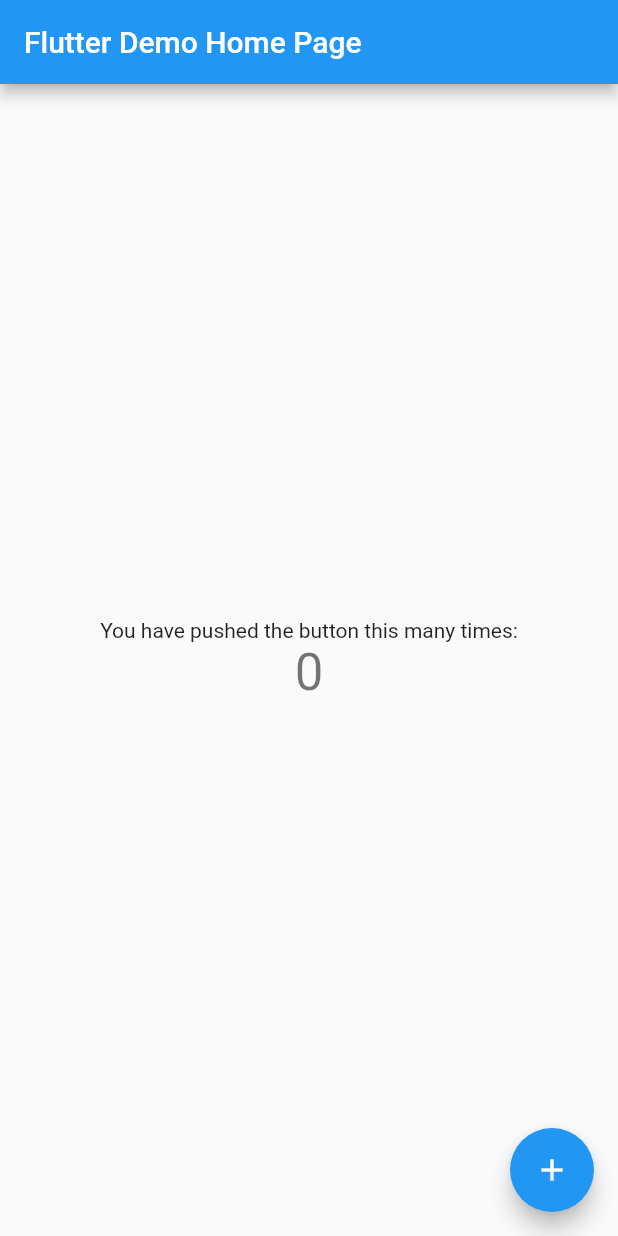
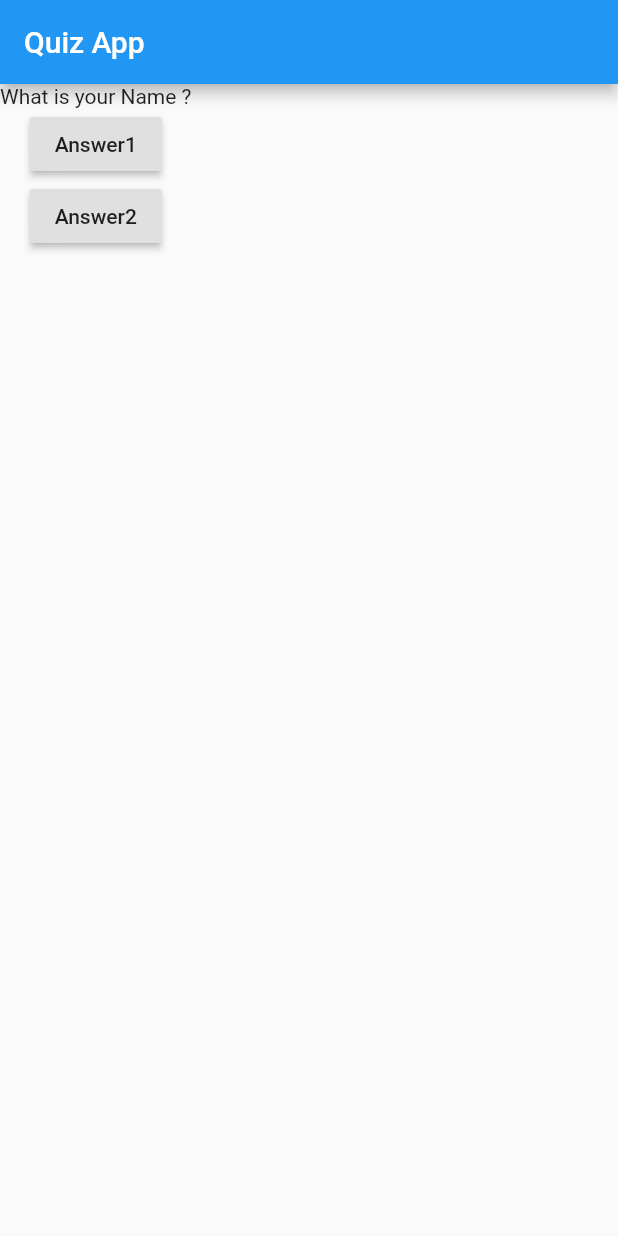
Before and after one commit to Rishabh3998/Flutter-Quiz_app, a Flutter app: the screen it shows after launch, on a phone screen of 412 x 824 dp. Run offline on Flutter 3.47's test engine with Material 2 defaults, Android fonts, the phone set to English and light mode, and no system bars.

Commit message:
Basic structure of app

```diff
--- a/quiz_app/lib/main.dart
+++ b/quiz_app/lib/main.dart
@@ -1,117 +1,32 @@
 import 'package:flutter/material.dart';
 
 void main() {
-  runApp(MyApp());
+  runApp(Myapp());
 }
 
-class MyApp extends StatelessWidget {
-  // This widget is the root of your application.
-  @override
-  Widget build(BuildContext context) {
-    return MaterialApp(
-      title: 'Flutter Demo',
-      theme: ThemeData(
-        // This is the theme of your application.
-        //
-        // Try running your application with "flutter run". You'll see the
-        // application has a blue toolbar. Then, without quitting the app, try
-        // changing the primarySwatch below to Colors.green and then invoke
-        // "hot reload" (press "r" in the console where you ran "flutter run",
-        // or simply save your changes to "hot reload" in a Flutter IDE).
-        // Notice that the counter didn't reset back to zero; the application
-        // is not restarted.
-        primarySwatch: Colors.blue,
-        // This makes the visual density adapt to the platform that you run
-        // the app on. For desktop platforms, the controls will be smaller and
-        // closer together (more dense) than on mobile platforms.
-        visualDensity: VisualDensity.adaptivePlatformDensity,
-      ),
-      home: MyHomePage(title: 'Flutter Demo Home Page'),
-    );
-  }
-}
-
-class MyHomePage extends StatefulWidget {
-  MyHomePage({Key key, this.title}) : super(key: key);
-
-  // This widget is the home page of your application. It is stateful, meaning
-  // that it has a State object (defined below) that contains fields that affect
-  // how it looks.
-
-  // This class is the configuration for the state. It holds the values (in this
-  // case the title) provided by the parent (in this case the App widget) and
-  // used by the build method of the State. Fields in a Widget subclass are
-  // always marked "final".
-
-  final String title;
-
-  @override
-  _MyHomePageState createState() => _MyHomePageState();
-}
-
-class _MyHomePageState extends State<MyHomePage> {
-  int _counter = 0;
-
-  void _incrementCounter() {
-    setState(() {
-      // This call to setState tells the Flutter framework that something has
-      // changed in this State, which causes it to rerun the build method below
-      // so that the display can reflect the updated values. If we changed
-      // _counter without calling setState(), then the build method would not be
-      // called again, and so nothing would appear to happen.
-      _counter++;
-    });
+class Myapp extends StatelessWidget {
+  var questionIndex = 0;
+  void answerQuestion() {
+    questionIndex = questionIndex + 1;
+    print(questionIndex);
   }
 
   @override
   Widget build(BuildContext context) {
-    // This method is rerun every time setState is called, for instance as done
-    // by the _incrementCounter method above.
-    //
-    // The Flutter framework has been optimized to make rerunning build methods
-    // fast, so that you can just rebuild anything that needs updating rather
-    // than having to individually change instances of widgets.
-    return Scaffold(
-      appBar: AppBar(
-        // Here we take the value from the MyHomePage object that was created by
-        // the App.build method, and use it to set our appbar title.
-        title: Text(widget.title),
-      ),
-      body: Center(
-        // Center is a layout widget. It takes a single child and positions it
-        // in the middle of the parent.
-        child: Column(
-          // Column is also a layout widget. It takes a list of children and
-          // arranges them vertically. By default, it sizes itself to fit its
-          // children horizontally, and tries to be as tall as its parent.
-          //
-          // Invoke "debug painting" (press "p" in the console, choose the
-          // "Toggle Debug Paint" action from the Flutter Inspector in Android
-          // Studio, or the "Toggle Debug Paint" command in Visual Studio Code)
-          // to see the wireframe for each widget.
-          //
-          // Column has various properties to control how it sizes itself and
-          // how it positions its children. Here we use mainAxisAlignment to
-          // center the children vertically; the main axis here is the vertical
-          // axis because Columns are vertical (the cross axis would be
-          // horizontal).
-          mainAxisAlignment: MainAxisAlignment.center,
-          children: <Widget>[
-            Text(
-              'You have pushed the button this many times:',
-            ),
-            Text(
-              '$_counter',
-              style: Theme.of(context).textTheme.headline4,
-            ),
+    var questions = ['What is your Name ?', 'What is your favorite animal ?'];
+    return MaterialApp(
+      home: Scaffold(
+        appBar: AppBar(
+          title: Text('Quiz App'),
+        ),
+        body: Column(
+          children: [
+            Text(questions[questionIndex]),
+            RaisedButton(child: Text('Answer1'), onPressed: answerQuestion),
+            RaisedButton(child: Text('Answer2'), onPressed: answerQuestion)
           ],
         ),
       ),
-      floatingActionButton: FloatingActionButton(
-        onPressed: _incrementCounter,
-        tooltip: 'Increment',
-        child: Icon(Icons.add),
-      ), // This trailing comma makes auto-formatting nicer for build methods.
     );
   }
 }
```
